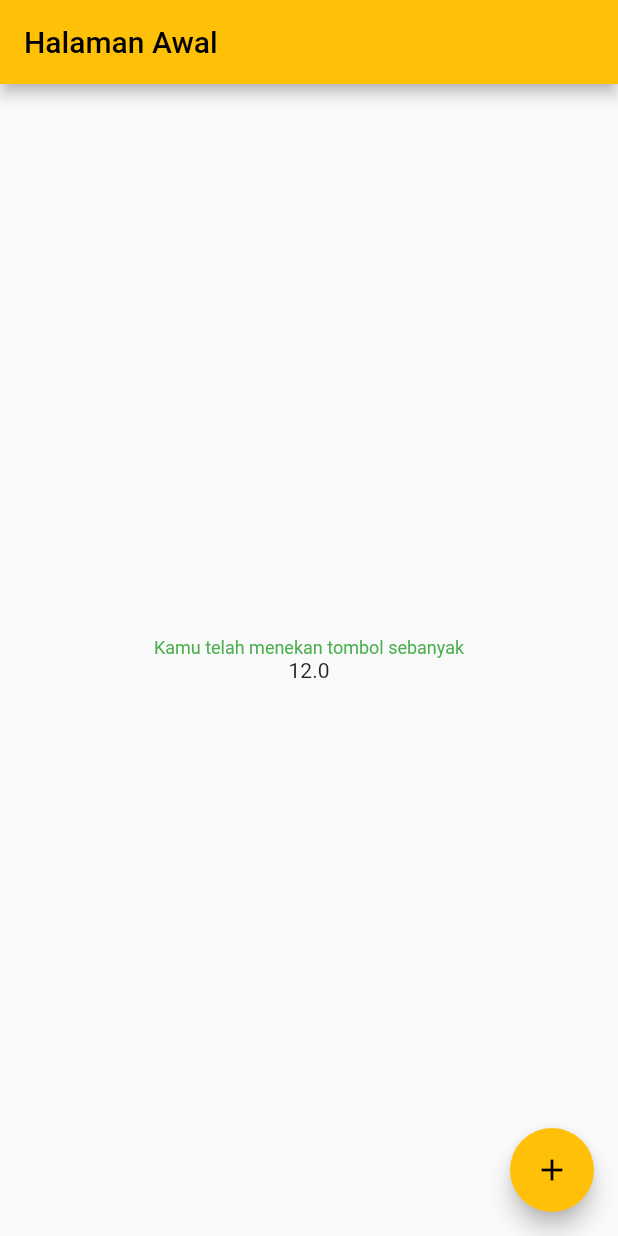
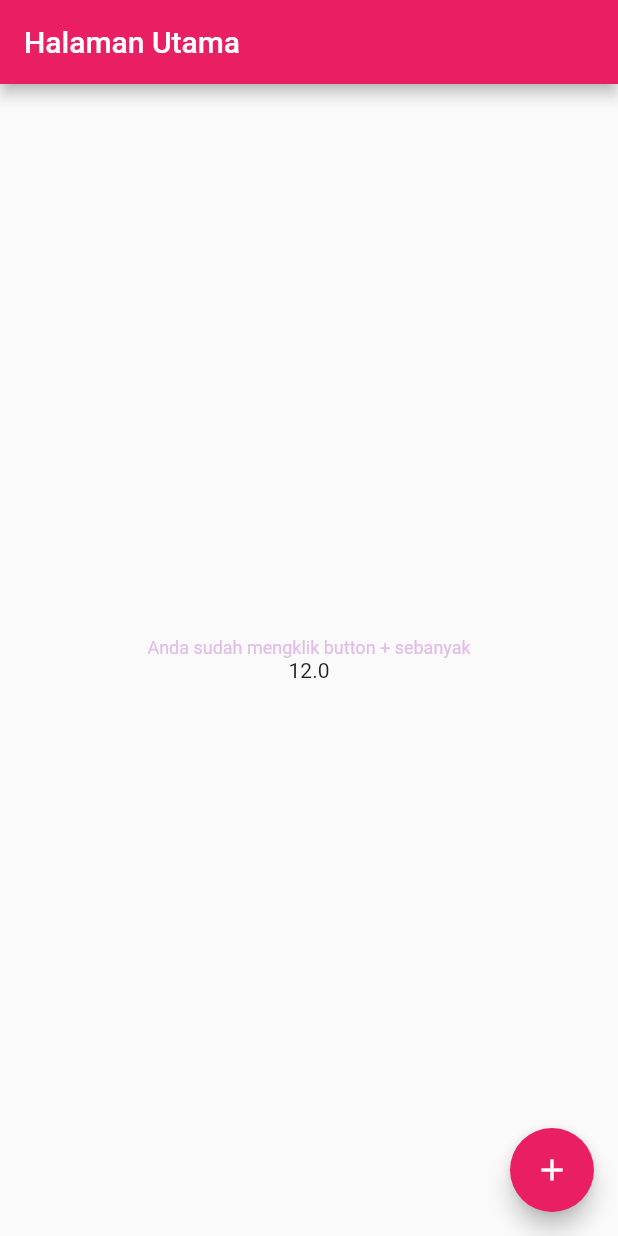
Before and after one commit to salsabillaimed/Praktikum2_PBM, a Flutter app: the screen it shows after launch, on a phone screen of 412 x 824 dp. Run offline on Flutter 3.47's test engine with Material 2 defaults, Android fonts, the phone set to English and light mode, and no system bars.

Commit message:
add file

```diff
--- a/tugas2_1/lib/main.dart
+++ b/tugas2_1/lib/main.dart
@@ -11,11 +11,11 @@ class MyApp extends StatelessWidget {
   @override
   Widget build(BuildContext context) {
     return MaterialApp(
-      title: 'Tugas 2',
+      title: 'Praktikum PBM 2',
       theme: ThemeData(
-        primarySwatch: Colors.amber,
+        primarySwatch: Colors.pink,
       ),
-      home: const MyHomePage(title: 'Halaman Awal'),
+      home: const MyHomePage(title: 'Halaman Utama'),
       debugShowCheckedModeBanner: false,
     );
   }
@@ -48,8 +48,8 @@ class _MyHomePageState extends State<MyHomePage> {
           mainAxisAlignment: MainAxisAlignment.center,
           children: <Widget>[
             Text(
-              'Kamu telah menekan tombol sebanyak',
-              style: TextStyle(fontSize: _counter, color: Colors.green),
+              'Anda sudah mengklik button + sebanyak',
+              style: TextStyle(fontSize: _counter, color: Colors.purple.shade100),
             ),
             Text(
               '$_counter',
```
Also changed, not shown: Tugas 1_Bila/bin/main.dart (+6 -6 lines), tugas2_2/lib/main.dart (+8 -8 lines).
